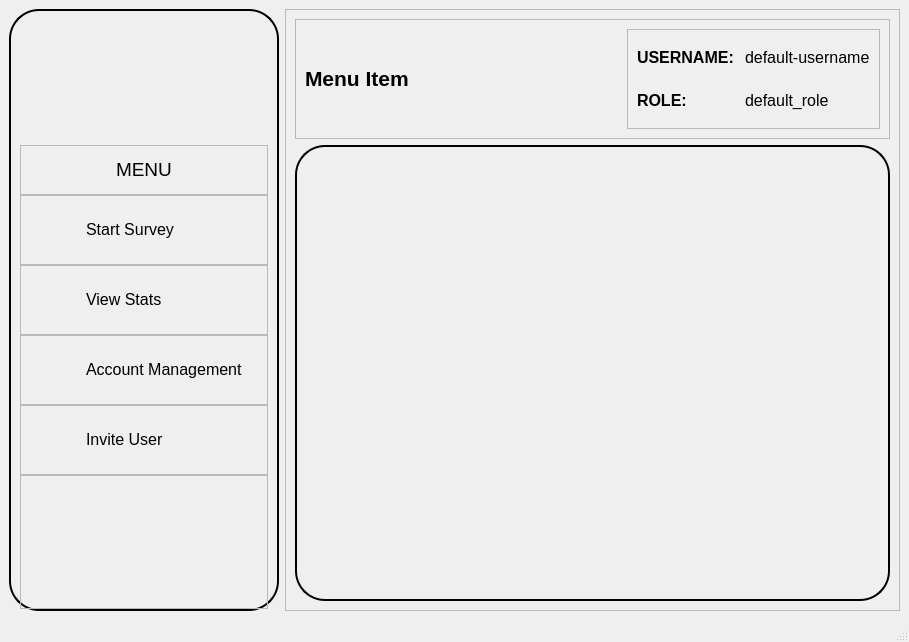
This is src/ui_design/dashboard.ui in mikukula/SAT as Qt 5 draws it before an edit. The edited form follows.
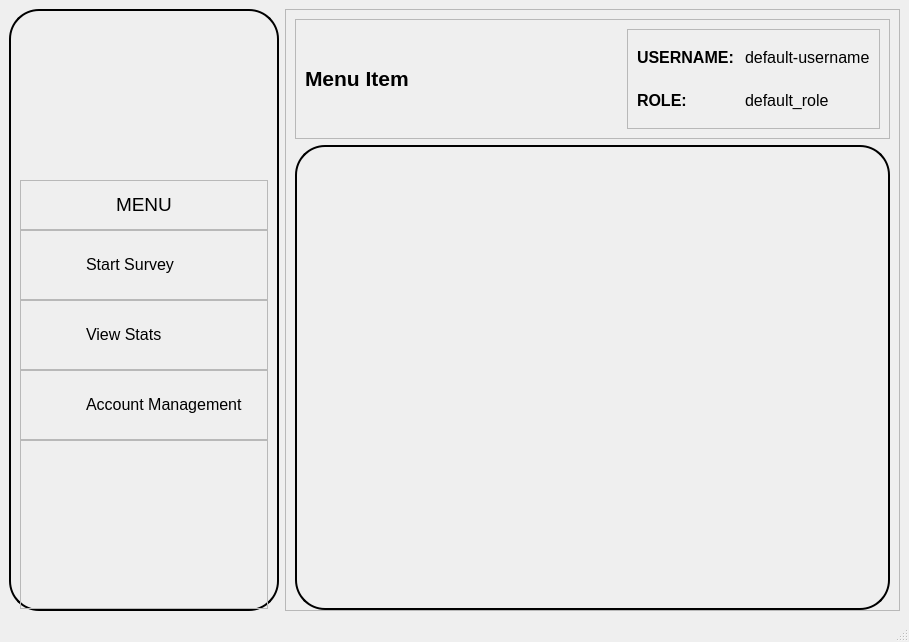
This is the edited form. Icons and pictures are not drawn.

Diff of the .ui file:
```diff
--- a/src/ui_design/dashboard.ui
+++ b/src/ui_design/dashboard.ui
@@ -306,56 +306,6 @@
          </layout>
         </widget>
        </item>
-       <item>
-        <widget class="QFrame" name="frame_5">
-         <property name="maximumSize">
-          <size>
-           <width>270</width>
-           <height>70</height>
-          </size>
-         </property>
-         <property name="styleSheet">
-          <string notr="true">QFrame:hover {
-	background-color: lightGray;
-	border-radius: 30px;
-}</string>
-         </property>
-         <property name="frameShape">
-          <enum>QFrame::StyledPanel</enum>
-         </property>
-         <property name="frameShadow">
-          <enum>QFrame::Raised</enum>
-         </property>
-         <layout class="QHBoxLayout" name="horizontalLayout_6">
-          <item>
-           <widget class="QLabel" name="label_7">
-            <property name="maximumSize">
-             <size>
-              <width>50</width>
-              <height>50</height>
-             </size>
-            </property>
-            <property name="text">
-             <string/>
-            </property>
-            <property name="pixmap">
-             <pixmap>../../resources/icons/add_user.png</pixmap>
-            </property>
-            <property name="scaledContents">
-             <bool>true</bool>
-            </property>
-           </widget>
-          </item>
-          <item>
-           <widget class="QLabel" name="label_8">
-            <property name="text">
-             <string>&lt;html&gt;&lt;head/&gt;&lt;body&gt;&lt;p&gt;&lt;span style=&quot; font-size:12pt;&quot;&gt;Invite User&lt;/span&gt;&lt;/p&gt;&lt;/body&gt;&lt;/html&gt;</string>
-            </property>
-           </widget>
-          </item>
-         </layout>
-        </widget>
-       </item>
        <item>
         <widget class="QFrame" name="frame_8">
          <property name="frameShape">
@@ -378,6 +328,9 @@
        <enum>QFrame::Raised</enum>
       </property>
       <layout class="QVBoxLayout" name="verticalLayout_2">
+       <property name="bottomMargin">
+        <number>0</number>
+       </property>
        <item>
         <widget class="QFrame" name="frame_7">
          <property name="maximumSize">
```
Left out of the diff: 8 changed lines with no effect on the pictures.
